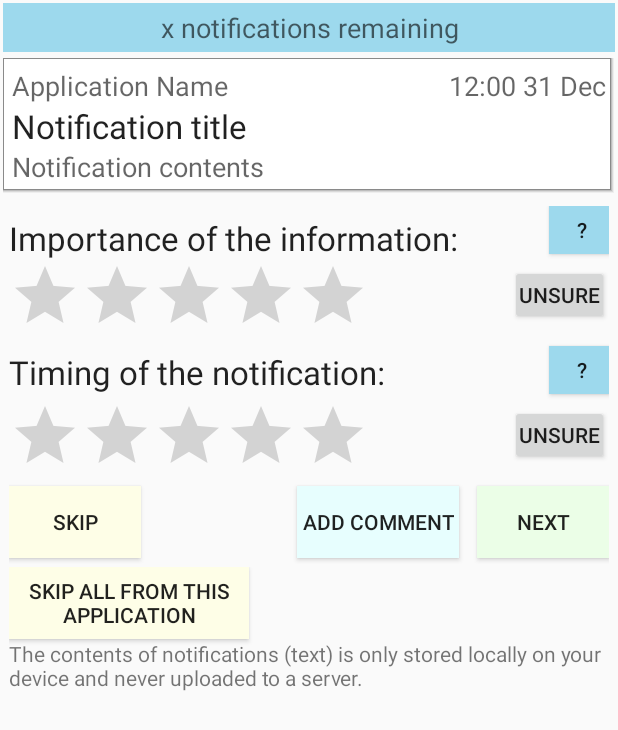
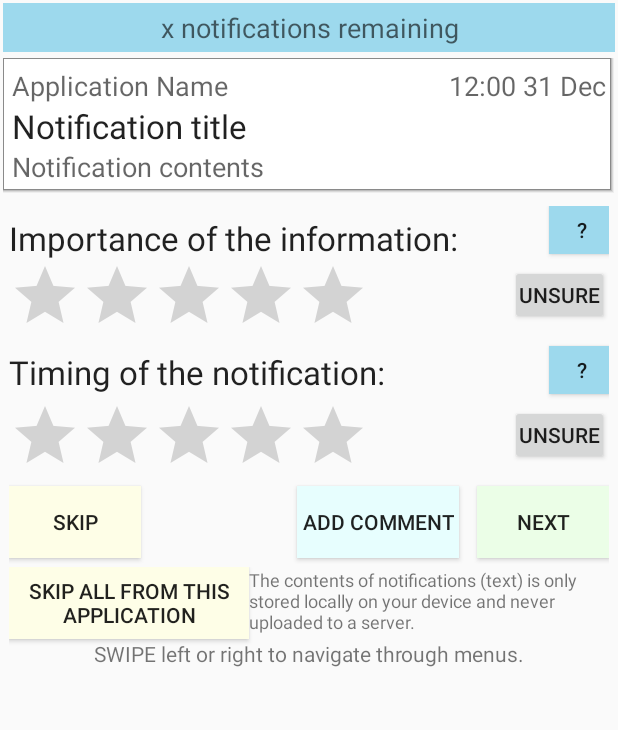
Before and after one commit to akuvisur/notification_diary, an Android app: the layout diary_view.xml on its own in the app's theme, with its tools: preview values and no code run, on a phone screen of 412 x 824 dp. Shown: the top 730 px of the screen. Run offline under Robolectric (Android 15) with nearby library versions, the phone set to English and light mode, and no system bars.

Commit message:
Latest fixes

```diff
--- a/app/build.gradle
+++ b/app/build.gradle
@@ -12,8 +12,8 @@ android {
         applicationId "com.aware.plugin.notificationdiary"
         minSdkVersion 21
         targetSdkVersion 25
-        versionCode 18
-        versionName "chocolate hotfudge"
+        versionCode 19
+        versionName "chocolate hotfudges"
         multiDexEnabled true
     }
 
--- a/app/src/main/java/com/aware/plugin/notificationdiary/MainTabs.java
+++ b/app/src/main/java/com/aware/plugin/notificationdiary/MainTabs.java
@@ -411,7 +411,7 @@ public class MainTabs extends AppCompatActivity {
     private View curDiaryRootView;
     private LinearLayout diary_content_layout;
     private RelativeLayout button_container;
-    private LinearLayout skipall_layout;
+    private RelativeLayout skipall_layout;
 
     private boolean diaryViewGenerated = false;
 
@@ -464,7 +464,7 @@ public class MainTabs extends AppCompatActivity {
             diary_content_layout.addView(b);
         }
 
-        skipall_layout = (LinearLayout) rootView.findViewById(R.id.diary_skip_all_layout);
+        skipall_layout = (RelativeLayout) rootView.findViewById(R.id.diary_skip_all_layout);
         button_container = (RelativeLayout) rootView.findViewById(R.id.diary_button_container);
 
         content_help_button = (Button) rootView.findViewById(R.id.diary_content_help);
--- a/app/src/main/res/layout/diary_view.xml
+++ b/app/src/main/res/layout/diary_view.xml
@@ -204,7 +204,7 @@
             android:padding="3dp"
             android:layout_marginEnd="12dp"/>
 
-        <LinearLayout xmlns:android="http://schemas.android.com/apk/res/android"
+        <RelativeLayout xmlns:android="http://schemas.android.com/apk/res/android"
             android:orientation="vertical" android:layout_width="match_parent"
             android:layout_height="match_parent"
             android:id="@+id/diary_skip_all_layout"
@@ -223,11 +223,24 @@
 
             <TextView
                 android:text="The contents of notifications (text) is only stored locally on your device and never uploaded to a server."
+                android:textSize="12sp"
                 android:layout_width="match_parent"
                 android:layout_height="wrap_content"
-                android:id="@+id/textView9" />
+                android:id="@+id/textView9"
+                android:layout_toEndOf="@+id/diary_skip_all" />
 
-        </LinearLayout>
+
+            <TextView
+                android:text="SWIPE left or right to navigate through menus."
+                android:layout_width="match_parent"
+                android:layout_height="wrap_content"
+                android:id="@+id/textView839"
+                android:gravity="center"
+                android:layout_below="@+id/diary_skip_all"
+                android:layout_alignParentStart="true" />
+
+
+        </RelativeLayout>
     </RelativeLayout>
     </LinearLayout>
 
```
